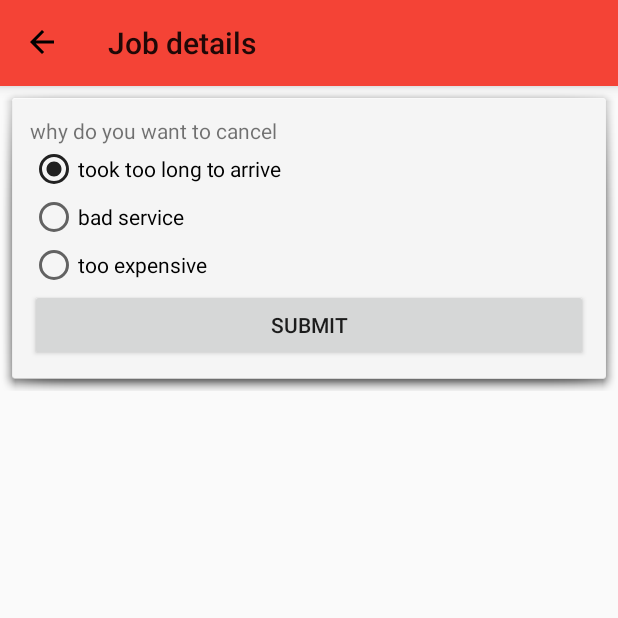
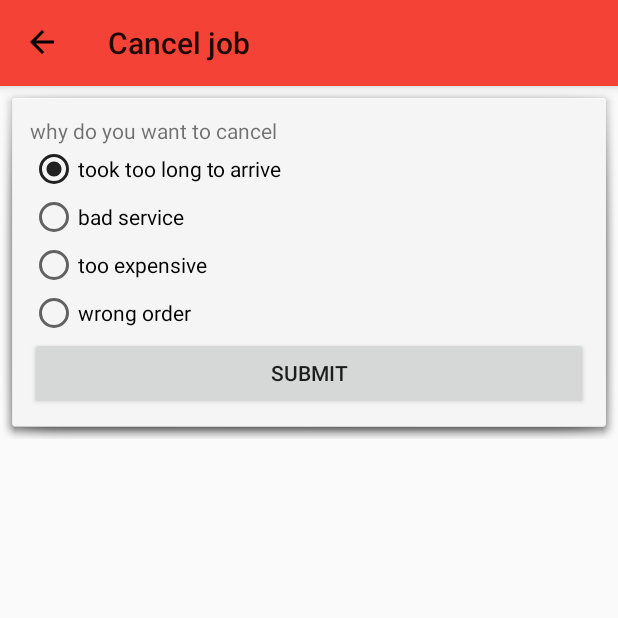
Before and after one commit to ETIXNg/portlight_client, an Android app: the CancelJobActivity screen opened directly, with no data from a screen before it, on a phone screen of 412 x 824 dp, the top half of it. Run offline under Robolectric (Android 15) with nearby library versions, the phone set to English and light mode, and no system bars; libraries missing offline, so code that uses them is left out: com.beardedhen.androidbootstrap, com.koushikdutta.async, com.koushikdutta.ion, io.realm; plain views replace BootstrapButton; pictures from the network do not load.

Commit message:
progress update

```diff
--- a/app/src/main/java/adapters/ListOfArtisansPager/mList_of_Artisans_Adapter.java
+++ b/app/src/main/java/adapters/ListOfArtisansPager/mList_of_Artisans_Adapter.java
@@ -128,12 +128,10 @@ public class mList_of_Artisans_Adapter extends RecyclerView.Adapter<mList_of_Art
 
 
         //long press to open this option
-        holder.lin_lay.setOnLongClickListener(new View.OnLongClickListener() {
+        holder.lin_lay.setOnClickListener(new View.OnClickListener() {
             @Override
-            public boolean onLongClick(View view) {
-
+            public void onClick(View view) {
                 ListOfArtisansFragment.show_artisan_contact_dialog(artisan);
-                return false;
             }
         });
 
--- a/app/src/main/java/com/samaritan/portchlyt_services/CancelJobActivity.java
+++ b/app/src/main/java/com/samaritan/portchlyt_services/CancelJobActivity.java
@@ -32,7 +32,7 @@ public class CancelJobActivity extends AppCompatActivity {
     String _job_id;
     String client_app_id;
     String artisan_app_id;
-    RadioButton rd_1, rd_2, rd_3;
+    RadioButton rd_1, rd_2, rd_3, rd_4;
     View contextView;
 
     @Override
@@ -50,11 +50,12 @@ public class CancelJobActivity extends AppCompatActivity {
         setSupportActionBar(mtoolbar);
         getSupportActionBar().setDisplayHomeAsUpEnabled(true);
         getSupportActionBar().setHomeAsUpIndicator(R.drawable.ic_arrow_back_black_24dp);
-        getSupportActionBar().setTitle(getString(R.string.job_details));
+        getSupportActionBar().setTitle(getString(R.string.cancel_job));
 
         rd_1 = (RadioButton) findViewById(R.id.rd_1);
         rd_2 = (RadioButton) findViewById(R.id.rd_2);
         rd_3 = (RadioButton) findViewById(R.id.rd_3);
+        rd_4 = (RadioButton) findViewById(R.id.rd_4);
 
     }
 
@@ -71,16 +72,6 @@ public class CancelJobActivity extends AppCompatActivity {
         return super.onOptionsItemSelected(item);
     }
 
-    @Override
-    public boolean onCreateOptionsMenu(Menu menu) {
-        // Inflate the menu; this adds items to the action bar if it is present.
-        Realm db = globals.getDB();
-        mJobs job = db.where(mJobs.class).equalTo("_job_id", _job_id).findFirst();
-        if (job.end_time == null) {
-            getMenuInflater().inflate(R.menu.view_job_detail_menu, menu);
-        }//only show when job i still pending completion
-        return true;
-    }
 
 
     //why you cancelled
@@ -89,6 +80,7 @@ public class CancelJobActivity extends AppCompatActivity {
         if (rd_1.isChecked()) reason = "took_too_long_to_arrive";
         if (rd_2.isChecked()) reason = "bad_service";
         if (rd_3.isChecked()) reason = "too_expensive";
+        if (rd_4.isChecked()) reason = "wrong order";
 
         ProgressDialog pd = new ProgressDialog(CancelJobActivity.this);
         pd.setMessage(getString(R.string.please_wait));
--- a/app/src/main/res/layout/activity_cancel_job.xml
+++ b/app/src/main/res/layout/activity_cancel_job.xml
@@ -56,6 +56,13 @@
                 android:layout_height="wrap_content"
                 android:text="@string/too_expensive" />
 
+            <RadioButton
+                android:id="@+id/rd_4"
+                android:elevation="5dp"
+                android:layout_width="match_parent"
+                android:layout_height="wrap_content"
+                android:text="@string/wrong_order" />
+
 
         </RadioGroup>
 
--- a/app/src/main/res/layout/fragment_list_of_artisans.xml
+++ b/app/src/main/res/layout/fragment_list_of_artisans.xml
@@ -152,7 +152,7 @@
                 android:layout_width="wrap_content"
                 android:layout_height="wrap_content"
                 android:layout_centerInParent="true"
-                android:text="@string/long_press_for_more_options" />
+                android:text="@string/click_for_more_options" />
 
         </RelativeLayout>
         <!--.//bottom view for the infomation-->
--- a/app/src/main/res/layout/fragment_search_services.xml
+++ b/app/src/main/res/layout/fragment_search_services.xml
@@ -50,7 +50,7 @@
                     app:rb_color="#FFCDD2"
                     app:rb_radius="32dp"
                     app:rb_rippleAmount="4"
-                    app:rb_duration="2000"
+                    app:rb_duration="2500"
                     app:rb_scale="6">
 
 
--- a/app/src/main/res/values/strings.xml
+++ b/app/src/main/res/values/strings.xml
@@ -99,7 +99,7 @@
     <string name="contact">Contact</string>
     <string name="call">Call</string>
     <string name="sms">SMS</string>
-    <string name="long_press_for_more_options">long press for more options</string>
+    <string name="click_for_more_options">click for more options</string>
     <string name="close">close</string>
     <string name="unknown_location">Unknown location?</string>
     <string name="per_hr">/hr</string>
@@ -110,5 +110,7 @@
     <string name="bad_service">bad service</string>
     <string name="too_expensive">too expensive</string>
     <string name="this_job_was_cancelled">this job was cancelled</string>
+    <string name="wrong_order">wrong order</string>
+    <string name="cancel_job">Cancel job</string>
 
 </resources>
```
Also changed, not shown: app/src/main/java/MainActivityTabs/SearchServicesFragment.java (+4 -3 lines), app/src/main/java/com/samaritan/portchlyt_services/RegisterActivity.java (+7 -0 lines).
